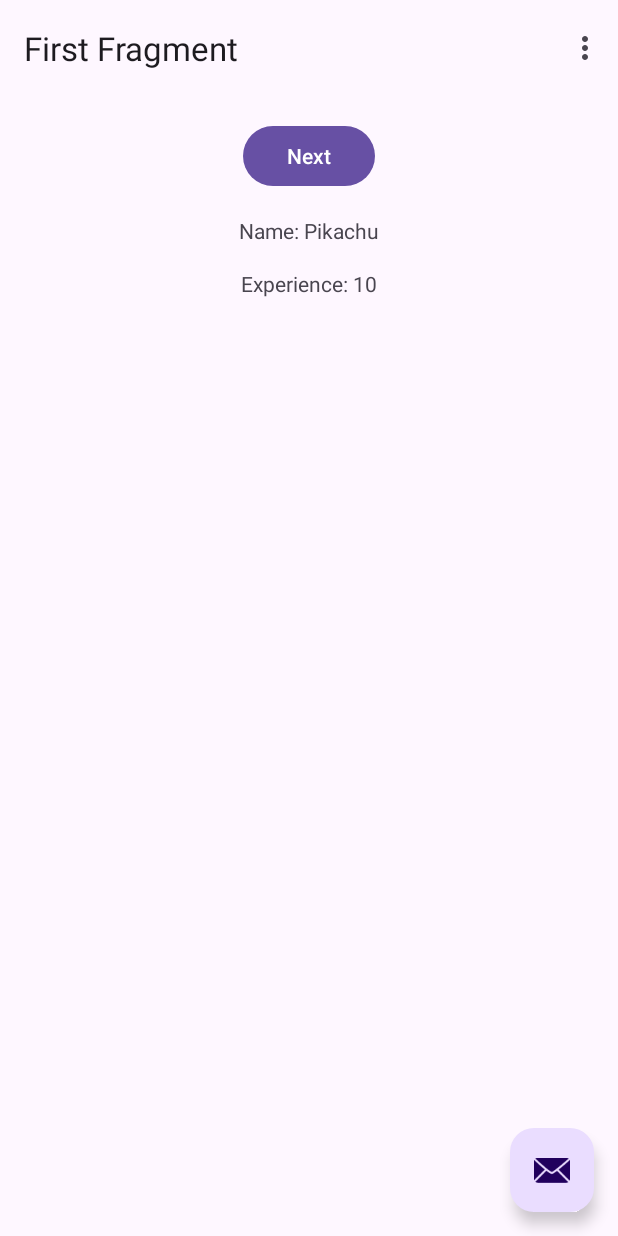
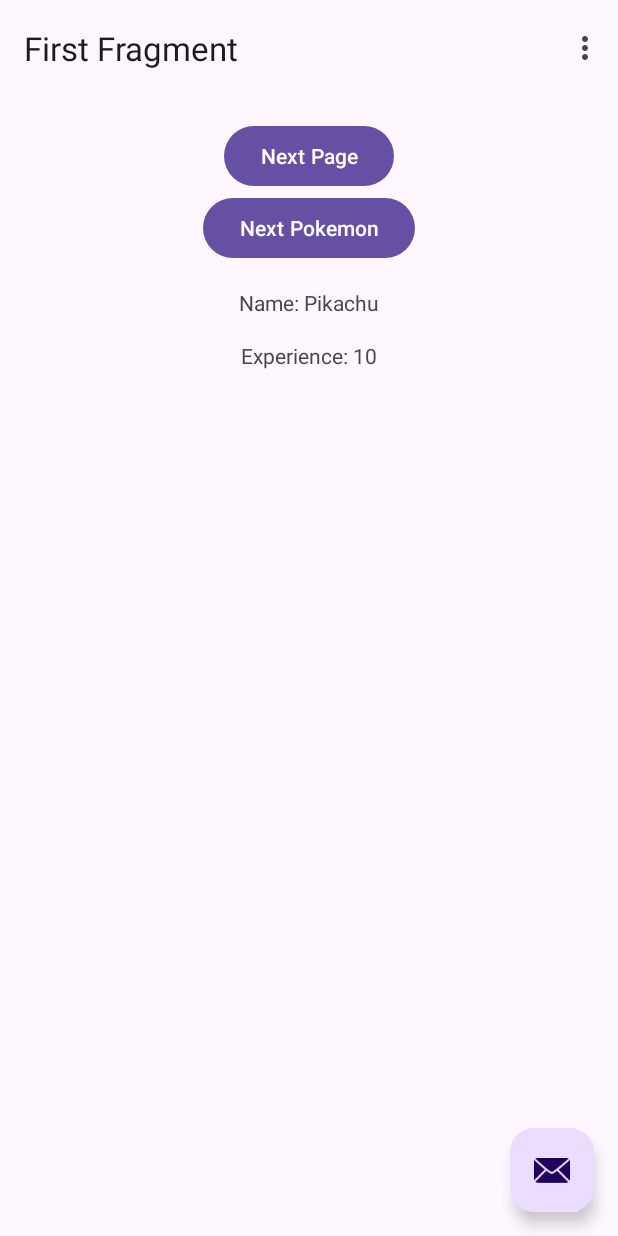
Before and after one commit to IsaNck1/PokeApp, an Android app: the screen it shows after launch (MainActivity), on a phone screen of 412 x 824 dp. Run offline under Robolectric (Android 15) with nearby library versions, the phone set to English and light mode, and no system bars; our stand-ins replace navigation-ui; libraries missing offline, so code that uses them is left out: me.sargunvohra.lib; network calls fail.

Commit message:
Button Next Pokemon
Pokemon hochzählen
Button Next Pokemon ergänzt
Button Next zu Next Page umbenannt
IOException - Handy stürzt nach letzten Pokemon nicht mehr ab (Exception nicht mehr weiter werfen)

```diff
--- a/app/src/main/java/com/isabellnoack/myapp/FirstFragment.java
+++ b/app/src/main/java/com/isabellnoack/myapp/FirstFragment.java
@@ -30,10 +30,12 @@ public class FirstFragment extends Fragment {
 
     }
 
+    int pokemonId = 1;
+
     public void onViewCreated(@NonNull View view, Bundle savedInstanceState) {
         super.onViewCreated(view, savedInstanceState);
 
-        binding.buttonFirst.setOnClickListener(new View.OnClickListener() {
+        binding.nextPageButton.setOnClickListener(new View.OnClickListener() {
             @Override
             public void onClick(View view) {
                 NavHostFragment.findNavController(FirstFragment.this)
@@ -41,22 +43,33 @@ public class FirstFragment extends Fragment {
             }
         });
 
+        binding.nextPokemonButton.setOnClickListener((view1) -> {
+            // wir laden das nächste Pokemon
+            pokemonId++;
+            loadPokemon();
+        });
+
+        // wenn wir laden, laden wir Pokemon mit ID 1
+        loadPokemon();
+
+    }
+
+    void loadPokemon() {
         //Neuer Thread da Hauptthread nicht blockiert werden darf
         new Thread(() -> {
             try {
-                Pokemon bulbasaur = new PokeAPI().requestPokemon(1); //Funktion der neuen Instanz pokeAPI aufrufen
+                Pokemon bulbasaur = new PokeAPI().requestPokemon(pokemonId); //Funktion der neuen Instanz pokeAPI aufrufen
                 getActivity().runOnUiThread(() -> {
                     // Hier UI verändern: show text on UI/button
                     String name = bulbasaur.name;
                     name = Character.toUpperCase(name.charAt(0)) + name.substring(1); //Erster Character groß geschrieben :(
-                    binding.pokemonName.setText("Name: "+name);
-                    binding.pokemonExperience.setText("Experience: "+ bulbasaur.baseExperience);
+                    binding.pokemonName.setText("Name: " + name);
+                    binding.pokemonExperience.setText("Experience: " + bulbasaur.baseExperience);
                 });
-            } catch (IOException e) {
-                throw new RuntimeException(e);
+            } catch (IOException ignored) {
+                // todo send warning to user
             }
         }).start();
-
     }
 
     @Override
--- a/app/src/main/res/layout/fragment_first.xml
+++ b/app/src/main/res/layout/fragment_first.xml
@@ -1,53 +1,45 @@
 <?xml version="1.0" encoding="utf-8"?>
 <androidx.core.widget.NestedScrollView xmlns:android="http://schemas.android.com/apk/res/android"
-    xmlns:app="http://schemas.android.com/apk/res-auto"
     xmlns:tools="http://schemas.android.com/tools"
     android:layout_width="match_parent"
     android:layout_height="match_parent"
     tools:context=".FirstFragment">
 
     <LinearLayout
-        android:orientation="vertical"
         android:layout_width="match_parent"
         android:layout_height="match_parent"
+        android:orientation="vertical"
         android:padding="16dp">
 
         <Button
-            android:id="@+id/button_first"
+            android:id="@+id/next_page_button"
             android:layout_width="wrap_content"
             android:layout_height="wrap_content"
             android:layout_gravity="center"
-            android:text="@string/next"
-            app:layout_constraintBottom_toTopOf="@id/pokemon_name"
-            app:layout_constraintEnd_toEndOf="parent"
-            app:layout_constraintStart_toStartOf="parent"
-            app:layout_constraintTop_toTopOf="parent" />
+            android:text="Next Page" />
+
+        <Button
+            android:id="@+id/next_pokemon_button"
+            android:layout_width="wrap_content"
+            android:layout_height="wrap_content"
+            android:layout_gravity="center"
+            android:text="Next Pokemon" />
 
         <TextView
             android:id="@+id/pokemon_name"
             android:layout_width="wrap_content"
             android:layout_height="wrap_content"
+            android:layout_gravity="center"
             android:layout_marginTop="16dp"
-            android:layout_gravity="center"
-            android:text="Name: Pikachu"
-            app:layout_constraintBottom_toBottomOf="parent"
-            app:layout_constraintEnd_toEndOf="parent"
-            app:layout_constraintStart_toStartOf="parent"
-            app:layout_constraintTop_toBottomOf="@id/button_first" />
+            android:text="Name: Pikachu" />
 
         <TextView
             android:id="@+id/pokemon_experience"
             android:layout_width="wrap_content"
             android:layout_height="wrap_content"
+            android:layout_gravity="center"
             android:layout_marginTop="16dp"
-            android:layout_gravity="center"
-            android:text="Experience: 10"
-            app:layout_constraintBottom_toBottomOf="parent"
-            app:layout_constraintEnd_toEndOf="parent"
-            app:layout_constraintHorizontal_bias="0.7"
-            app:layout_constraintStart_toStartOf="parent"
-            app:layout_constraintTop_toBottomOf="@id/button_first"
-            app:layout_constraintVertical_bias="1.0" />
+            android:text="Experience: 10" />
 
     </LinearLayout>
 </androidx.core.widget.NestedScrollView>
```
